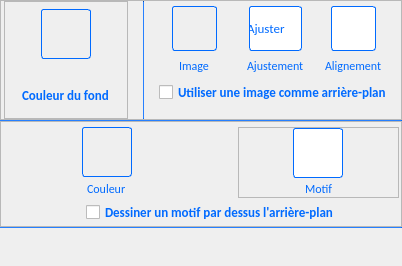
Qt form PhotosConsigne/ui/Background.ui (FlorianLance/PhotosConsigne) before a commit.
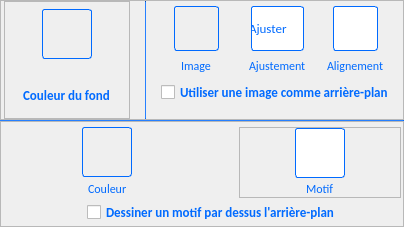
The same form after that commit. Icons and pictures are not drawn.

Diff of the .ui file:
```diff
--- a/PhotosConsigne/ui/Background.ui
+++ b/PhotosConsigne/ui/Background.ui
@@ -6,8 +6,8 @@
    <rect>
     <x>0</x>
     <y>0</y>
-    <width>402</width>
-    <height>266</height>
+    <width>404</width>
+    <height>221</height>
    </rect>
   </property>
   <property name="windowTitle">
@@ -1160,23 +1160,7 @@
     </widget>
    </item>
    <item row="3" column="0">
-    <widget class="Line" name="line2">
-     <property name="maximumSize">
-      <size>
-       <width>16777215</width>
-       <height>1</height>
-      </size>
-     </property>
-     <property name="styleSheet">
-      <string notr="true">	background-color: rgb(0,106,255);</string>
-     </property>
-     <property name="orientation">
-      <enum>Qt::Horizontal</enum>
-     </property>
-    </widget>
-   </item>
-   <item row="4" column="0">
-    <spacer name="verticalSpacer1">
+    <spacer name="verticalSpacer">
      <property name="orientation">
       <enum>Qt::Vertical</enum>
      </property>
```
Left out of the diff: 279 changed lines with no effect on the pictures.
